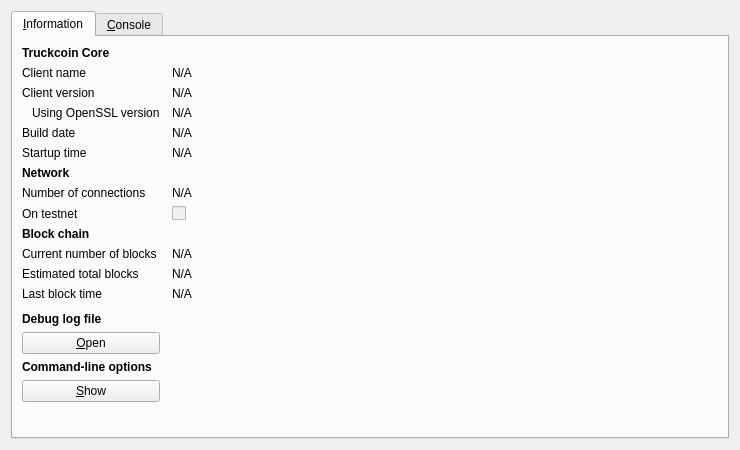
Before: the Qt Designer form src/qt/forms/rpcconsole.ui in truckit/Truckcoin, drawn with Qt 5.
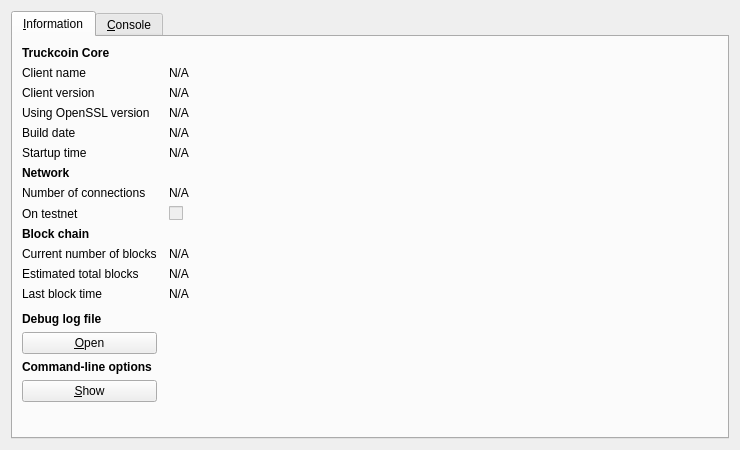
After: the same form once the commit is applied. Icons and pictures are not drawn.

Commit message: OpenSSL ver info gui indent fix

```diff
--- a/src/qt/forms/rpcconsole.ui
+++ b/src/qt/forms/rpcconsole.ui
@@ -91,9 +91,6 @@
          <property name="text">
           <string>Using OpenSSL version</string>
          </property>
-         <property name="indent">
-          <number>10</number>
-         </property>
         </widget>
        </item>
        <item row="3" column="1">
```
